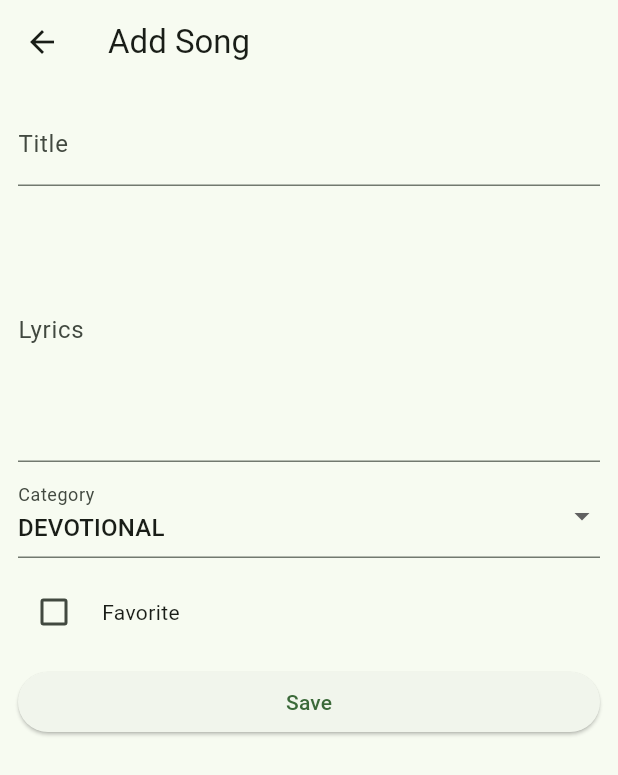
After one commit to cyb-here/Bhajan-Sangraha, a Flutter app: the screen it shows after launch, after a tap on the "add" icon, on a phone screen of 412 x 824 dp. The commit adds this screen. Shown: the top 775 px of the screen. Run offline on Flutter 3.47's test engine with Material 3 defaults, Android fonts, the phone set to English and light mode, and no system bars; our stand-ins replace flutter_riverpod, hive_flutter; accounts and stored records are empty; network calls fail.

Commit message:
Supabase Sync + Add Song done

```diff
--- a/lib/models/song.dart
+++ b/lib/models/song.dart
@@ -20,19 +20,52 @@ class Song {
   });
 
   factory Song.fromMap(Map<String, dynamic> map) {
+    // Accept both camelCase and snake_case keys coming from different sources
+    final dynamic rawId = map['id'] ?? map['Id'];
+    final id = rawId is String ? int.tryParse(rawId) ?? 0 : (rawId ?? 0);
+
+    final title = (map['title'] ?? map['Title'] ?? '')?.toString();
+    final lyrics = (map['lyrics'] ?? map['Lyrics'] ?? '')?.toString();
+    final language = (map['language'] ?? map['lang'] ?? '')?.toString();
+    final category = (map['category'] ?? map['Category'] ?? '')?.toString();
+
+    // updatedAt might come as `updatedAt` or `updated_at` or be absent
+    final updatedRaw = map['updatedAt'] ?? map['updated_at'] ?? map['updatedat'] ?? map['updatedAt'];
+    DateTime updatedAt;
+    try {
+      if (updatedRaw == null) {
+        updatedAt = DateTime.now();
+      } else if (updatedRaw is DateTime) {
+        updatedAt = updatedRaw;
+      } else {
+        updatedAt = DateTime.parse(updatedRaw.toString());
+      }
+    } catch (_) {
+      updatedAt = DateTime.now();
+    }
+
+    double? fontSize;
+    final fs = map['fontSize'] ?? map['font_size'] ?? map['fontsize'];
+    if (fs != null) {
+      if (fs is num) fontSize = fs.toDouble();
+      else {
+        final parsed = double.tryParse(fs.toString());
+        if (parsed != null) fontSize = parsed;
+      }
+    }
+
+    final favRaw = map['favorite'] ?? map['is_favorite'] ?? map['fav'] ?? false;
+    final favorite = favRaw is bool ? favRaw : favRaw.toString().toLowerCase() == 'true';
+
     return Song(
-      id: map['id'] is String ? int.parse(map['id']) : map['id'],
-      title: map['title'],
-      lyrics: map['lyrics'],
-      language: map['language'],
-      category: map['category'],
-      updatedAt: DateTime.parse(map['updatedAt']),
-      fontSize: map.containsKey('fontSize') && map['fontSize'] != null
-          ? (map['fontSize'] is num ? (map['fontSize'] as num).toDouble() : double.parse(map['fontSize'].toString()))
-          : null,
-      favorite: map.containsKey('favorite')
-          ? (map['favorite'] is bool ? map['favorite'] : map['favorite'].toString().toLowerCase() == 'true')
-          : false,
+      id: id is int ? id : (id as int),
+      title: title ?? '',
+      lyrics: lyrics ?? '',
+      language: language ?? '',
+      category: category ?? '',
+      updatedAt: updatedAt,
+      fontSize: fontSize,
+      favorite: favorite,
     );
   }
 
--- a/lib/providers/song_provider.dart
+++ b/lib/providers/song_provider.dart
@@ -76,13 +76,15 @@ class SongsNotifier extends StateNotifier<AsyncValue<List<Song>>> {
       // `state` with the full list causes a brief flash where the UI shows
       // all songs before category filters are reapplied.
       // surface a short message for UI listeners (manual or startup sync)
-      ref.read(syncMessageProvider.notifier).state = 'Sync completed: $applied updates';
+      final source = sync is RemoteSyncSupabase ? 'Supabase' : 'Remote';
+      ref.read(syncMessageProvider.notifier).state = '$source sync completed: $applied updates';
       return applied;
     } catch (e) {
       // Keep the provider state intact on error and surface a message so the
       // UI can choose how to react (we avoid forcing an error state that would
       // replace visible lists unexpectedly).
-      ref.read(syncMessageProvider.notifier).state = 'Sync failed: ${e.toString()}';
+      final source = (ref.read(remoteSyncProvider) is RemoteSyncSupabase) ? 'Supabase' : 'Remote';
+      ref.read(syncMessageProvider.notifier).state = '$source sync failed: ${e.toString()}';
       rethrow;
     }
   }
@@ -134,4 +136,97 @@ class SongsNotifier extends StateNotifier<AsyncValue<List<Song>>> {
     }
     return updated;
   }
+
+  /// Create a new song (local + remote). Generates an id as max existing id + 1.
+  Future<Song> createSong({
+    required String title,
+    required String lyrics,
+    required String category,
+    bool favorite = false,
+  }) async {
+    final db = ref.read(localDbProvider);
+    final all = await db.getAll();
+    final maxId = all.isEmpty ? 0 : (all.map((s) => s.id).reduce((a, b) => a > b ? a : b));
+    final id = maxId + 1;
+    final now = DateTime.now();
+    final song = Song(
+      id: id,
+      title: title,
+      lyrics: lyrics,
+      language: 'unknown',
+      category: category,
+      updatedAt: now,
+      fontSize: null,
+      favorite: favorite,
+    );
+
+    // push to remote then persist locally
+    final remote = ref.read(remoteSyncProvider);
+    try {
+      await remote.pushSong(song.toMap());
+    } catch (e) {
+      // if remote fails, still persist locally but surface error via syncMessageProvider
+      ref.read(syncMessageProvider.notifier).state = 'Create failed (remote): ${e.toString()}';
+    }
+
+    await db.upsertSong(song);
+    // update state in-place
+    final current = state;
+    if (current is AsyncData<List<Song>>) {
+      final list = List<Song>.from(current.value)..insert(0, song);
+      state = AsyncValue.data(list);
+    } else {
+      await reloadAll();
+    }
+    return song;
+  }
+
+  /// Update an existing song (remote + local)
+  Future<Song?> updateSong(Song updated) async {
+    final db = ref.read(localDbProvider);
+    final now = DateTime.now();
+    final toSave = Song(
+      id: updated.id,
+      title: updated.title,
+      lyrics: updated.lyrics,
+      language: updated.language,
+      category: updated.category,
+      updatedAt: now,
+      fontSize: updated.fontSize,
+      favorite: updated.favorite,
+    );
+    final remote = ref.read(remoteSyncProvider);
+    try {
+      await remote.pushSong(toSave.toMap());
+    } catch (e) {
+      ref.read(syncMessageProvider.notifier).state = 'Update failed (remote): ${e.toString()}';
+    }
+    await db.upsertSong(toSave);
+    final current = state;
+    if (current is AsyncData<List<Song>>) {
+      final list = current.value.map((s) => s.id == toSave.id ? toSave : s).toList();
+      state = AsyncValue.data(list);
+    } else {
+      await reloadAll();
+    }
+    return toSave;
+  }
+
+  /// Delete a song (remote + local)
+  Future<void> deleteSong(int id) async {
+    final remote = ref.read(remoteSyncProvider);
+    try {
+      await remote.deleteSong(id);
+    } catch (e) {
+      ref.read(syncMessageProvider.notifier).state = 'Delete failed (remote): ${e.toString()}';
+    }
+    await ref.read(localDbProvider).deleteSong(id);
+    final current = state;
+    if (current is AsyncData<List<Song>>) {
+      final list = current.value.where((s) => s.id != id).toList();
+      state = AsyncValue.data(list);
+    } else {
+      await reloadAll();
+    }
+  }
 }
--- /dev/null
+++ b/lib/screens/add_song.dart
@@ -0,0 +1,104 @@
+import 'package:flutter/material.dart';
+import 'package:flutter_riverpod/flutter_riverpod.dart';
+import '../providers/song_provider.dart';
+
+class AddSongScreen extends ConsumerStatefulWidget {
+  const AddSongScreen({super.key});
+
+  @override
+  ConsumerState<AddSongScreen> createState() => _AddSongScreenState();
+}
+
+class _AddSongScreenState extends ConsumerState<AddSongScreen> {
+  final _formKey = GlobalKey<FormState>();
+  final _titleCtl = TextEditingController();
+  final _lyricsCtl = TextEditingController();
+  bool _favorite = false;
+  bool _saving = false;
+
+  // Categories (kept local to avoid cross-file imports)
+  static const categories = [
+    'devotional', 'romantic', 'folk', 'patriotic', 'classic', 'pop', 'kids'
+  ];
+  String? _selectedCategory = categories.first;
+
+  @override
+  void dispose() {
+    _titleCtl.dispose();
+    _lyricsCtl.dispose();
+    super.dispose();
+  }
+
+  Future<void> _save() async {
+    if (!_formKey.currentState!.validate()) return;
+    setState(() => _saving = true);
+    final title = _titleCtl.text.trim();
+    final lyrics = _lyricsCtl.text.trim();
+    final category = _selectedCategory ?? 'uncategorized';
+
+    try {
+      final song = await ref.read(songsProvider.notifier).createSong(
+        title: title,
+        lyrics: lyrics,
+        category: category,
+        favorite: _favorite,
+      );
+      if (mounted) {
+        Navigator.of(context).pop(song);
+      }
+    } catch (e) {
+      ScaffoldMessenger.of(context).showSnackBar(SnackBar(content: Text('Create failed: ${e.toString()}')));
+    } finally {
+      if (mounted) setState(() => _saving = false);
+    }
+  }
+
+  @override
+  Widget build(BuildContext context) {
+    return Scaffold(
+      appBar: AppBar(title: const Text('Add Song')),
+      body: Padding(
+        padding: const EdgeInsets.all(12.0),
+        child: Form(
+          key: _formKey,
+          child: ListView(
+            children: [
+              TextFormField(
+                controller: _titleCtl,
+                decoration: const InputDecoration(labelText: 'Title'),
+                validator: (v) => v == null || v.trim().isEmpty ? 'Required' : null,
+              ),
+              const SizedBox(height: 8),
+              TextFormField(
+                controller: _lyricsCtl,
+                decoration: const InputDecoration(labelText: 'Lyrics'),
+                maxLines: 6,
+                validator: (v) => v == null || v.trim().isEmpty ? 'Required' : null,
+              ),
+              const SizedBox(height: 8),
+              DropdownButtonFormField<String>(
+                value: _selectedCategory,
+                items: categories.map((c) => DropdownMenuItem(value: c, child: Text(c.toUpperCase()))).toList(),
+                onChanged: (v) => setState(() => _selectedCategory = v),
+                decoration: const InputDecoration(labelText: 'Category'),
+              ),
+              const SizedBox(height: 12),
+              Row(
+                children: [
+                  Checkbox(value: _favorite, onChanged: (v) => setState(() => _favorite = v ?? false)),
+                  const SizedBox(width: 8),
+                  const Text('Favorite'),
+                ],
+              ),
+              const SizedBox(height: 12),
+              ElevatedButton(
+                onPressed: _saving ? null : _save,
+                child: _saving ? const CircularProgressIndicator() : const Text('Save'),
+              ),
+            ],
+          ),
+        ),
+      ),
+    );
+  }
+}
--- a/lib/screens/category_list.dart
+++ b/lib/screens/category_list.dart
@@ -3,6 +3,7 @@ import 'package:flutter_riverpod/flutter_riverpod.dart';
 import '../providers/song_provider.dart';
 import '../models/song.dart';
 import 'song_detail.dart';
+import 'add_song.dart';
 
 class CategoryListScreen extends ConsumerStatefulWidget {
   const CategoryListScreen({super.key});
@@ -87,6 +88,20 @@ class _CategoryListScreenState extends ConsumerState<CategoryListScreen> {
       appBar: AppBar(
         title: const Text('Lyrics Categories'),
         actions: [
+          IconButton(
+            icon: const Icon(Icons.add),
+            onPressed: () async {
+              // open Add Song screen
+              final res = await Navigator.of(context).push(MaterialPageRoute(builder: (_) => const AddSongScreen()));
+              if (res != null) {
+                // show brief confirmation
+                ScaffoldMessenger.of(context).showSnackBar(const SnackBar(content: Text('Song added')));
+                // reload list
+                ref.read(songsProvider.notifier).reloadAll();
+              }
+            },
+            tooltip: 'Add song',
+          ),
           IconButton(
             icon: const Icon(Icons.sync),
             onPressed: () => ref.read(songsProvider.notifier).refreshFromRemote(),
--- a/lib/services/local_db.dart
+++ b/lib/services/local_db.dart
@@ -15,6 +15,12 @@ class LocalDb {
     await Hive.openBox(settingsBoxName);
   }
 
+  Future<void> _ensureInitialized() async {
+    if (!Hive.isBoxOpen(songsBoxName) || !Hive.isBoxOpen(settingsBoxName)) {
+      await init();
+    }
+  }
+
   Future<void> seedFromAssetsIfEmpty() async {
     final box = Hive.box<Map>(songsBoxName);
     if (box.isEmpty) {
@@ -28,11 +34,13 @@ class LocalDb {
   }
 
   Future<void> setLastSelectedCategory(String? category) async {
+    await _ensureInitialized();
     final box = Hive.box(settingsBoxName);
     await box.put('lastCategory', category);
   }
 
   Future<String?> getLastSelectedCategory() async {
+    await _ensureInitialized();
     final box = Hive.box(settingsBoxName);
     final v = box.get('lastCategory');
     if (v == null) return null;
@@ -40,16 +48,19 @@ class LocalDb {
   }
 
   Future<List<Song>> getAll() async {
+    await _ensureInitialized();
     final box = Hive.box<Map>(songsBoxName);
     return box.values.map((e) => Song.fromMap(Map<String, dynamic>.from(e))).toList();
   }
 
   Future<void> upsertSong(Song song) async {
+    await _ensureInitialized();
     final box = Hive.box<Map>(songsBoxName);
     await box.put(song.id, song.toMap());
   }
 
   Future<void> setFavorite(int id, bool value) async {
+    await _ensureInitialized();
     final box = Hive.box<Map>(songsBoxName);
     final m = box.get(id);
     if (m == null) return;
--- a/lib/services/remote_sync_base.dart
+++ b/lib/services/remote_sync_base.dart
@@ -1,4 +1,10 @@
 abstract class RemoteSyncBase {
   /// Fetch updates and apply them to local DB. Returns number of applied updates.
   Future<int> sync();
+
+  /// Push (create or update) a single song to the remote source.
+  Future<void> pushSong(dynamic song);
+
+  /// Delete a song by id from the remote source.
+  Future<void> deleteSong(int id);
 }
```
Also changed, not shown: lib/services/remote_sync.dart (+13 -0 lines), lib/services/remote_sync_supabase.dart (+49 -0 lines).
